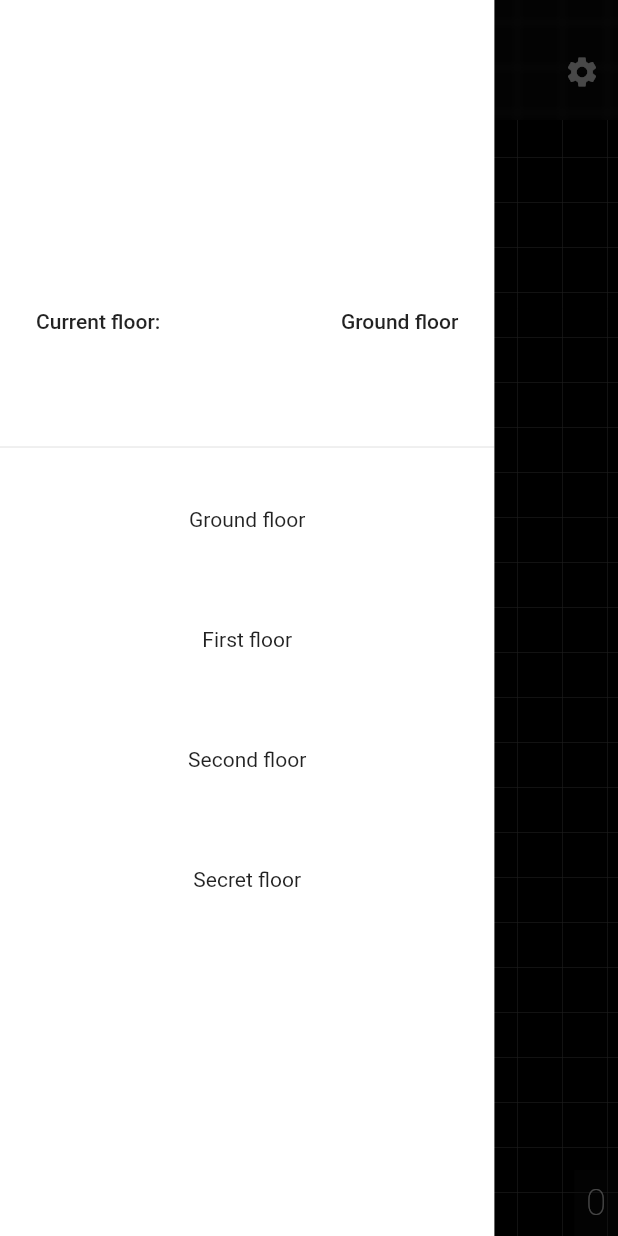
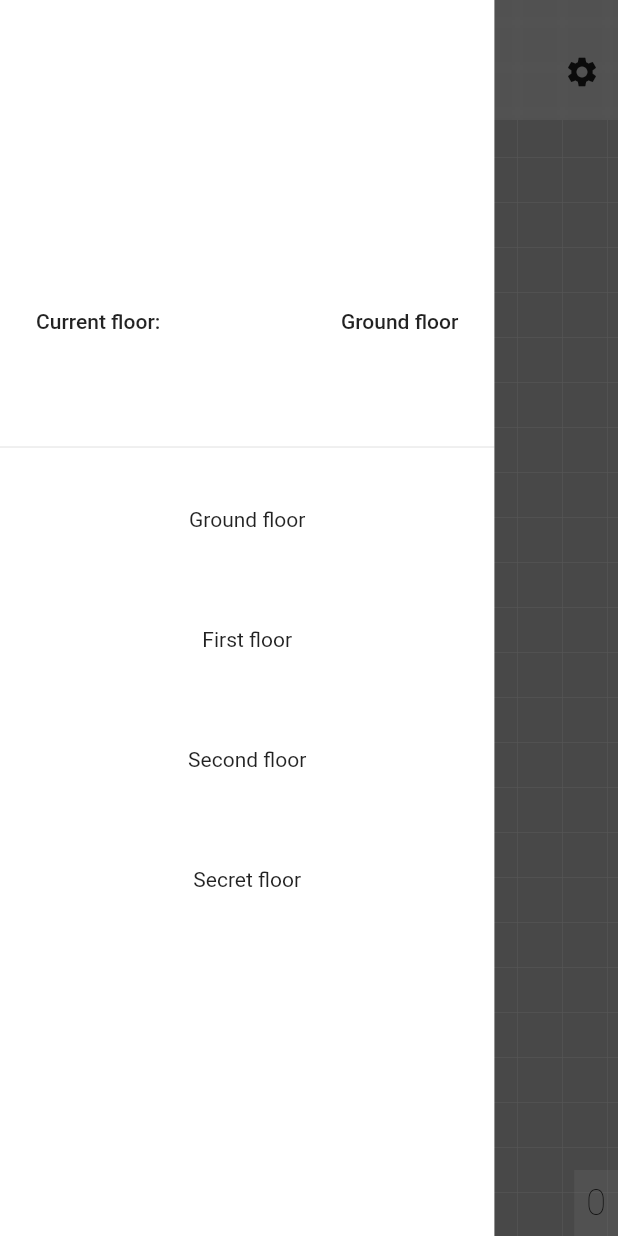
Before and after one commit to Flutter-Buddies/flutter_factory, a Flutter app: the BackdropHolder screen opened directly, after a tap on the "menu" icon, on a phone screen of 412 x 824 dp. Run offline on Flutter 3.47's test engine with Material 2 defaults, Android fonts, the phone set to English and light mode, and no system bars; our stand-ins replace hive, rxdart; accounts and stored records are empty.

Commit message:
Dark theme

```diff
--- a/lib/game_bloc.dart
+++ b/lib/game_bloc.dart
@@ -37,15 +37,19 @@ class GameCameraPosition{
 class GameBloc{
   GameBloc(){
     _waitForTick();
+    _loadHive();
+  }
 
-    _loadHive().then((_){
-      _loadFactoryFloor();
-    });
-  }
+  bool _didLoad = false;
 
   Future<void> _loadHive() async {
     final Directory _path = await getApplicationDocumentsDirectory();
     Hive.init(_path.path);
+
+    if(!_didLoad){
+      _didLoad = true;
+      _loadFactoryFloor();
+    }
   }
 
   Box _hiveBox;
--- a/lib/main.dart
+++ b/lib/main.dart
@@ -30,10 +30,10 @@ void main(){
 }
 
 class MyApp extends StatelessWidget {
-   @override
+  @override
   Widget build(BuildContext context) {
     return DynamicTheme(
-      data: (Brightness b) => b == Brightness.dark ? DarkGameTheme() : LightGameTheme(),
+      data: (ThemeType b) => b == ThemeType.dark ? DarkGameTheme() : LightGameTheme(),
       themedWidgetBuilder: (BuildContext context, GameTheme theme){
         return AnimatedThemeProvider(
           duration: Duration(milliseconds: 450),
@@ -44,7 +44,7 @@ class MyApp extends StatelessWidget {
                 return Stack(
                   children: <Widget>[
                     GameProvider(
-                      bloc: GameBloc(),
+                      bloc: GameProvider.of(context) ?? GameBloc(),
                       child: Stack(
                         children: <Widget>[
                           GameWidget(),
--- a/lib/ui/screens/challenges_page.dart
+++ b/lib/ui/screens/challenges_page.dart
@@ -153,12 +153,12 @@ class _ChallengesPageState extends State<ChallengesPage> with SingleTickerProvid
                 height: 80.0,
                 child: SwitchListTile(
                   contentPadding: EdgeInsets.zero,
-                  value: DynamicTheme.of(context).brightness == Brightness.light,
+                  value: DynamicTheme.of(context).brightness == ThemeType.light,
                   onChanged: (bool value){
-                    DynamicTheme.of(context).setBrightness(value ? Brightness.light : Brightness.dark);
+                    DynamicTheme.of(context).setThemeType(value ? ThemeType.light : ThemeType.dark);
                   },
                   title: Text('Theme'),
-                  subtitle: Text(DynamicTheme.of(context).brightness == Brightness.light ? 'Light' : 'Dark'),
+                  subtitle: Text(DynamicTheme.of(context).brightness == ThemeType.light ? 'Light' : 'Dark'),
                 )
               ),
             ],
--- a/lib/ui/screens/main_page.dart
+++ b/lib/ui/screens/main_page.dart
@@ -47,6 +47,8 @@ class _BackdropHolderState extends State<BackdropHolder> with SingleTickerProvid
   }
 
   Widget _showSettings(){
+    Color _textColor = DynamicTheme.of(context).data.textColor;
+
     return Container(
       width: MediaQuery.of(context).size.width * 0.8,
       color: Colors.white,
@@ -65,7 +67,7 @@ class _BackdropHolderState extends State<BackdropHolder> with SingleTickerProvid
                   onPressed: _bloc.increaseGameSpeed,
                   child: Icon(Icons.remove),
                 ),
-                Text('Tick speed: ${_bloc.gameSpeed} ms', style: Theme.of(context).textTheme.subtitle.copyWith(color: DynamicTheme.of(context).data.textColor)),
+                Text('Tick speed: ${_bloc.gameSpeed} ms', style: Theme.of(context).textTheme.subtitle.copyWith(color: _textColor)),
                 FloatingActionButton(
                   onPressed: _bloc.decreaseGameSpeed,
                   child: Icon(Icons.add),
@@ -74,8 +76,8 @@ class _BackdropHolderState extends State<BackdropHolder> with SingleTickerProvid
             ),
             SwitchListTile(
               contentPadding: EdgeInsets.zero,
-              title: Text('Show arrows', style: Theme.of(context).textTheme.subtitle.copyWith(color: DynamicTheme.of(context).data.textColor),),
-              subtitle: Text('Visual representation on equipment', style: Theme.of(context).textTheme.caption.copyWith(color: DynamicTheme.of(context).data.textColor),),
+              title: Text('Show arrows', style: Theme.of(context).textTheme.subtitle.copyWith(color: _textColor),),
+              subtitle: Text('Visual representation on equipment', style: Theme.of(context).textTheme.caption.copyWith(color: _textColor),),
               onChanged: (bool value){
                 setState(() {
                   _bloc.showArrows = value;
@@ -114,18 +116,38 @@ class _BackdropHolderState extends State<BackdropHolder> with SingleTickerProvid
                   ),
                 ),
 
-                Container(
-                  width: MediaQuery.of(context).size.width,
-                  height: 80.0,
-                  child: SwitchListTile(
-                    contentPadding: EdgeInsets.zero,
-                    value: DynamicTheme.of(context).brightness == Brightness.light,
-                    onChanged: (bool value){
-                      DynamicTheme.of(context).setBrightness(value ? Brightness.light : Brightness.dark);
-                    },
-                    title: Text('Theme', style: Theme.of(context).textTheme.subtitle.copyWith(color: DynamicTheme.of(context).data.textColor)),
-                    subtitle: Text(DynamicTheme.of(context).brightness == Brightness.light ? 'Light' : 'Dark', style: Theme.of(context).textTheme.caption.copyWith(color: DynamicTheme.of(context).data.textColor)),
-                  )
+                SizedBox(height: 24.0,),
+                Row(
+                  mainAxisAlignment: MainAxisAlignment.spaceBetween,
+                  children: <Widget>[
+                    Text('Theme:', style: Theme.of(context).textTheme.button.copyWith(color: _textColor),),
+                    Stack(
+                      children: <Widget>[
+                        Positioned.fill(
+                          child: Container(
+                            color: DynamicTheme.of(context).data.separatorsColor,
+                          ),
+                        ),
+                        DropdownButton<ThemeType>(
+                          onChanged: (ThemeType tt){
+                            DynamicTheme.of(context).setThemeType(tt);
+                          },
+                          style: Theme.of(context).textTheme.button.copyWith(color: _textColor),
+                          value: DynamicTheme.of(context).data.type,
+                          items: ThemeType.values.map((ThemeType tt){
+                            TextStyle _style = Theme.of(context).textTheme.button;
+
+                            return DropdownMenuItem<ThemeType>(
+                              value: tt,
+                              child: Text(getThemeName(tt),
+                                style: _style,
+                              ),
+                            );
+                          }).toList(),
+                        ),
+                      ],
+                    ),
+                  ],
                 ),
               ],
             ),
@@ -136,10 +158,10 @@ class _BackdropHolderState extends State<BackdropHolder> with SingleTickerProvid
                 crossAxisAlignment: CrossAxisAlignment.stretch,
                 mainAxisSize: MainAxisSize.max,
                 children: <Widget>[
-                  Text('Machines: ${_bloc.equipment.length}', style: Theme.of(context).textTheme.caption.copyWith(color: DynamicTheme.of(context).data.textColor, fontSize: 18.0, fontWeight: FontWeight.w300)),
-                  Text('Materials: ${_bloc.material.length}', style: Theme.of(context).textTheme.caption.copyWith(color: DynamicTheme.of(context).data.textColor, fontSize: 18.0, fontWeight: FontWeight.w300)),
-                  Text('Excess Materials: ${_bloc.getExcessMaterial.length}', style: Theme.of(context).textTheme.caption.copyWith(color: DynamicTheme.of(context).data.textColor, fontSize: 18.0, fontWeight: FontWeight.w300)),
-                  Text('FPT: ${_bloc.frameRate}', style: Theme.of(context).textTheme.caption.copyWith(color: DynamicTheme.of(context).data.textColor, fontSize: 18.0, fontWeight: FontWeight.w300)),
+                  Text('Machines: ${_bloc.equipment.length}', style: Theme.of(context).textTheme.caption.copyWith(color: _textColor, fontSize: 18.0, fontWeight: FontWeight.w300)),
+                  Text('Materials: ${_bloc.material.length}', style: Theme.of(context).textTheme.caption.copyWith(color: _textColor, fontSize: 18.0, fontWeight: FontWeight.w300)),
+                  Text('Excess Materials: ${_bloc.getExcessMaterial.length}', style: Theme.of(context).textTheme.caption.copyWith(color: _textColor, fontSize: 18.0, fontWeight: FontWeight.w300)),
+                  Text('FPT: ${_bloc.frameRate}', style: Theme.of(context).textTheme.caption.copyWith(color: _textColor, fontSize: 18.0, fontWeight: FontWeight.w300)),
                 ],
               ),
             ),
--- a/lib/ui/theme/dark_game_theme.dart
+++ b/lib/ui/theme/dark_game_theme.dart
@@ -2,26 +2,27 @@ import 'dart:ui';
 
 import 'package:flutter/material.dart';
 
+import 'dynamic_theme.dart';
 import 'game_theme.dart';
 
 class DarkGameTheme implements GameTheme{
   const DarkGameTheme();
 
-  @override Color get floorColor => Colors.black;
-  @override Color get voidColor => Colors.grey.shade900;
+  @override Color get floorColor => Colors.grey.shade700;
+  @override Color get voidColor => Colors.black;
   @override Color get textColor => Colors.white60;
   @override Color get separatorsColor => Colors.grey.shade800;
 
-  @override Color get machineAccentDarkColor => Colors.blueGrey.shade900;
-  @override Color get machineAccentColor => Colors.blueGrey.shade800;
-  @override Color get machineAccentLightColor => Colors.blueGrey.shade700;
+  @override Color get machineAccentDarkColor => Colors.grey.shade200;
+  @override Color get machineAccentColor => Colors.grey.shade400;
+  @override Color get machineAccentLightColor => Colors.grey.shade500;
 
-  @override Color get machinePrimaryDarkColor => Colors.grey.shade800;
-  @override Color get machinePrimaryColor => Colors.grey.shade600;
-  @override Color get machinePrimaryLightColor => Colors.grey.shade500;
+  @override Color get machinePrimaryDarkColor => Colors.blueGrey.shade900;
+  @override Color get machinePrimaryColor => Colors.blueGrey.shade800;
+  @override Color get machinePrimaryLightColor => Colors.blueGrey.shade700;
 
   @override Color get machineActiveColor => Colors.green.shade800;
-  @override Color get machineInActiveColor => Colors.orange;
+  @override Color get machineInActiveColor => Colors.red.shade800;
 
   @override Color get melterActiveColor => Colors.red;
 
@@ -31,4 +32,6 @@ class DarkGameTheme implements GameTheme{
   @override Color get rollersColor => Colors.grey.shade900;
 
   @override Color get selectedTileColor => Colors.green.shade800;
+
+  @override ThemeType get type => ThemeType.dark;
 }
--- a/lib/ui/theme/dynamic_theme.dart
+++ b/lib/ui/theme/dynamic_theme.dart
@@ -3,20 +3,32 @@ import 'dart:async';
 import 'package:flutter/material.dart';
 import 'package:flutter_factory/ui/theme/game_theme.dart';
 
+enum ThemeType{
+  light,
+  dark
+}
+
+String getThemeName(ThemeType type){
+  switch(type){
+    case ThemeType.light: return 'Light';
+    case ThemeType.dark: return 'Dark';
+  }
+}
+
 typedef ThemedWidgetBuilder = Widget Function(
   BuildContext context, GameTheme data);
 
-typedef ThemeDataWithBrightnessBuilder = GameTheme Function(
-  Brightness brightness);
+typedef ThemeDataWithThemeTypeBuilder = GameTheme Function(
+  ThemeType brightness);
 
 class DynamicTheme extends StatefulWidget {
   const DynamicTheme(
-    {Key key, this.data, this.themedWidgetBuilder, this.defaultBrightness})
+    {Key key, this.data, this.themedWidgetBuilder, this.defaultThemeType})
     : super(key: key);
 
   final ThemedWidgetBuilder themedWidgetBuilder;
-  final ThemeDataWithBrightnessBuilder data;
-  final Brightness defaultBrightness;
+  final ThemeDataWithThemeTypeBuilder data;
+  final ThemeType defaultThemeType;
 
   @override
   DynamicThemeState createState() => DynamicThemeState();
@@ -29,19 +41,19 @@ class DynamicTheme extends StatefulWidget {
 class DynamicThemeState extends State<DynamicTheme> {
   GameTheme _data;
 
-  Brightness _brightness;
+  ThemeType _brightness;
 
   GameTheme get data => _data;
 
-  Brightness get brightness => _brightness;
+  ThemeType get brightness => _brightness;
 
   @override
   void initState() {
     super.initState();
-    _brightness = widget.defaultBrightness;
+    _brightness = widget.defaultThemeType;
     _data = widget.data(_brightness);
 
-    _brightness = Brightness.dark;
+    _brightness = ThemeType.light;
     _data = widget.data(_brightness);
     if (mounted) {
       setState(() {});
@@ -60,7 +72,7 @@ class DynamicThemeState extends State<DynamicTheme> {
     _data = widget.data(_brightness);
   }
 
-  Future<void> setBrightness(Brightness brightness) async {
+  Future<void> setThemeType(ThemeType brightness) async {
     setState(() {
       _data = widget.data(brightness);
       _brightness = brightness;
--- a/lib/ui/theme/game_theme.dart
+++ b/lib/ui/theme/game_theme.dart
@@ -1,8 +1,11 @@
 import 'package:flutter/material.dart';
 import 'package:flutter_factory/ui/theme/light_game_theme.dart';
 
+import 'dynamic_theme.dart';
+
 abstract class GameTheme{
   GameTheme({
+    this.type,
     this.floorColor,
     this.voidColor,
     this.selectedTileColor,
@@ -21,6 +24,8 @@ abstract class GameTheme{
     this.rollersColor,
     this.melterActiveColor
   });
+
+  final ThemeType type;
 
   final Color selectedTileColor;
 
@@ -70,6 +75,7 @@ abstract class GameTheme{
 
 class _GameTheme implements GameTheme{
   _GameTheme({
+    @required this.type,
     @required this.floorColor,
     @required this.voidColor,
     @required this.textColor,
@@ -89,6 +95,7 @@ class _GameTheme implements GameTheme{
     @required this.melterActiveColor,
   });
 
+  @override final ThemeType type;
   @override final Color floorColor;
   @override final Color textColor;
   @override final Color machineAccentColor;
--- a/lib/ui/theme/light_game_theme.dart
+++ b/lib/ui/theme/light_game_theme.dart
@@ -1,6 +1,7 @@
 import 'dart:ui';
 
 import 'package:flutter/material.dart';
+import 'package:flutter_factory/ui/theme/dynamic_theme.dart';
 
 import 'game_theme.dart';
 
@@ -30,4 +31,6 @@ class LightGameTheme implements GameTheme{
   @override Color get rollersColor => Colors.grey.shade800;
 
   @override Color get selectedTileColor => Colors.orange;
+
+  @override ThemeType get type => ThemeType.light;
 }
--- a/lib/ui/widgets/game_provider.dart
+++ b/lib/ui/widgets/game_provider.dart
@@ -7,7 +7,7 @@ class GameProvider extends InheritedWidget {
   final GameBloc bloc;
 
   static GameBloc of(BuildContext context) {
-    return (context.inheritFromWidgetOfExactType(GameProvider) as GameProvider).bloc;
+    return (context.inheritFromWidgetOfExactType(GameProvider) as GameProvider)?.bloc;
   }
 
   @override
--- a/lib/ui/widgets/game_widget.dart
+++ b/lib/ui/widgets/game_widget.dart
@@ -68,7 +68,7 @@ class _GameWidgetState extends State<GameWidget> {
         }
       },
       onScaleEnd: (ScaleEndDetails sed){
-        if(_isMoving){
+        if(_movingEquipment.isNotEmpty){
           _initialMovingEquipment.clear();
 
           _selected.clear();
@@ -86,6 +86,10 @@ class _GameWidgetState extends State<GameWidget> {
       onScaleUpdate: (ScaleUpdateDetails sud){
         final Offset _s = (sud.focalPoint - _bloc.gameCameraPosition.position) / _bloc.gameCameraPosition.scale + Offset(_cubeSize / 2, _cubeSize / 2);
         final Coordinates _coordinate = Coordinates((_s.dx / _cubeSize).floor(),(_s.dy / _cubeSize).floor());
+
+        if(sud.scale != 1.0){
+          _isMoving = false;
+        }
 
         if(_isMoving){
           print((_coordinate - _startMovingLocation).toMap());
@@ -168,7 +172,7 @@ class _GameWidgetState extends State<GameWidget> {
             }
 
             Scaffold.of(context).showSnackBar(SnackBar(
-              content: Text(_snackbarText, style: Theme.of(context).textTheme.button.copyWith(color: Colors.red),),
+              content: Text(_snackbarText, style: Theme.of(context).textTheme.button.copyWith(color: DynamicTheme.of(context).data.machineInActiveColor),),
               duration: Duration(milliseconds: 550),
               behavior: SnackBarBehavior.floating,
             ));
@@ -196,6 +200,8 @@ class _GameWidgetState extends State<GameWidget> {
         stream: _bloc.gameUpdate,
         builder: (BuildContext context, AsyncSnapshot<GameUpdate> snapshot){
           return CustomPaint(
+            isComplex: true,
+            willChange: true,
             painter: GamePainter(_bloc, _bloc.mapWidth, _bloc.mapHeight, _bloc.gameCameraPosition, _cubeSize, selectedTiles: _selected, copyMaterial: _movingEquipment, theme: ThemeProvider.of(context)),
             child: const SizedBox.expand(),
           );
@@ -222,9 +228,6 @@ class GamePainter extends CustomPainter{
   @override
   void paint(Canvas canvas, Size size) {
     final Paint _basePaint = Paint()..color = theme.voidColor;
-
-    canvas.saveLayer(null, _basePaint);
-
     canvas.drawPaint(_basePaint);
 
     final Matrix4 _transformMatrix = Matrix4.identity()
@@ -273,9 +276,6 @@ class GamePainter extends CustomPainter{
 
     bloc.equipment.forEach((FactoryEquipmentModel fe){
       fe.drawMaterial(theme, Offset(fe.coordinates.x * cubeSize, fe.coordinates.y * cubeSize), canvas, cubeSize, bloc.progress);
-    });
-
-    bloc.equipment.forEach((FactoryEquipmentModel fe){
       fe.drawEquipment(theme, Offset(fe.coordinates.x * cubeSize, fe.coordinates.y * cubeSize), canvas, cubeSize, bloc.progress);
 
       if(bloc.showArrows){
@@ -305,8 +305,6 @@ class GamePainter extends CustomPainter{
         fm.drawMaterial(Offset(fm.offsetX + fm.x * cubeSize, fm.offsetY + fm.y * cubeSize), canvas, bloc.progress);
       }
     });
-
-    canvas.restore();
   }
 
   @override
```
Also changed, not shown: lib/game/equipment/splitter.dart (+8 -9 lines), lib/game/model/factory_equipment_model.dart (+1 -7 lines).
